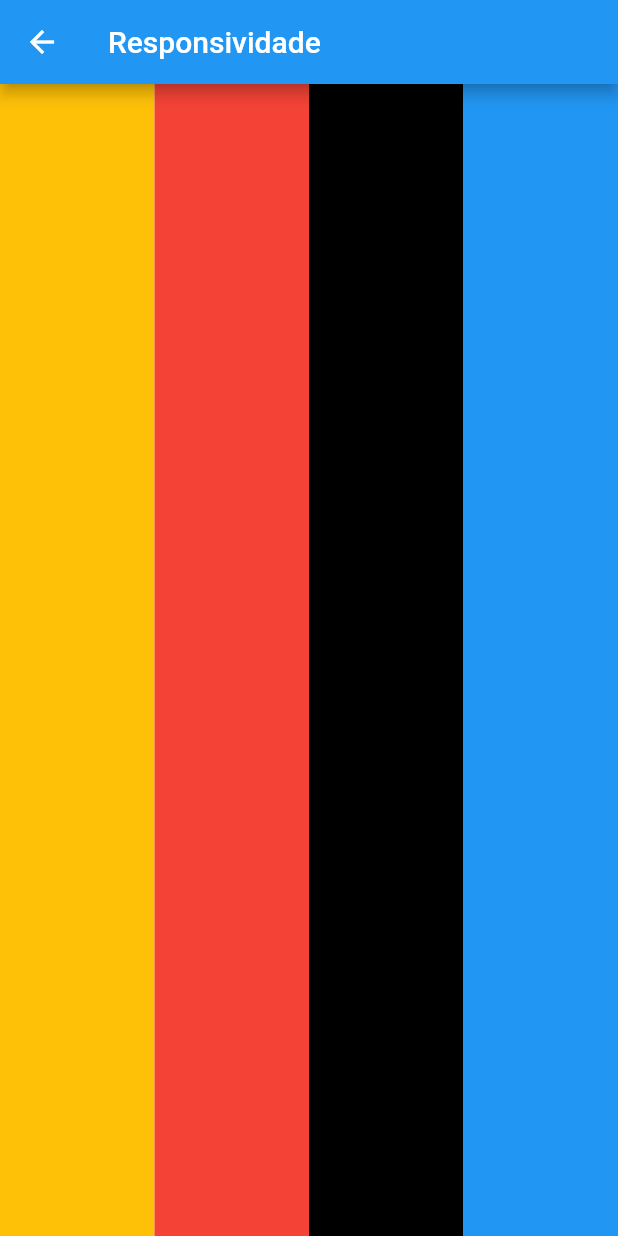
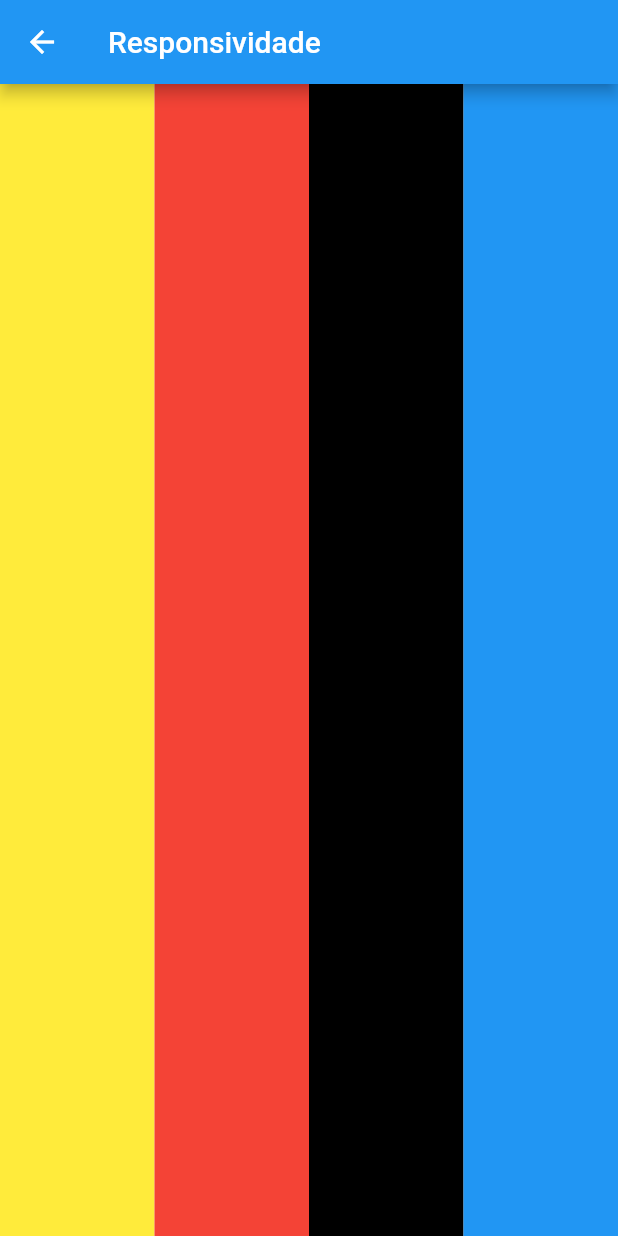
Before and after one commit to RubenManuel24/Flutter_Web_Responsividade, a Flutter app: the ResponsiidadeMediaQuery screen opened directly, on a phone screen of 412 x 824 dp. Run offline on Flutter 3.47's test engine with Material 2 defaults, Android fonts, the phone set to English and light mode, and no system bars.

```diff
--- a/lib/responsiidade_media_query.dart
+++ b/lib/responsiidade_media_query.dart
@@ -25,7 +25,7 @@ class _ResponsiidadeMediaQueryState extends State<ResponsiidadeMediaQuery> {
           Container(
             height: responsividadeHeigt - responsividadeAppBar ,
             width: responsividadeWidth,
-            color: Colors.amber,
+            color: Colors.yellow
 
           ),
           Container(
```
